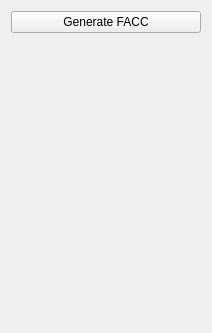
Qt form src/QOrthodonticsGingivalLineGenerateControllerWidget.ui (wuzhuobin/Orthodontics) before a commit.
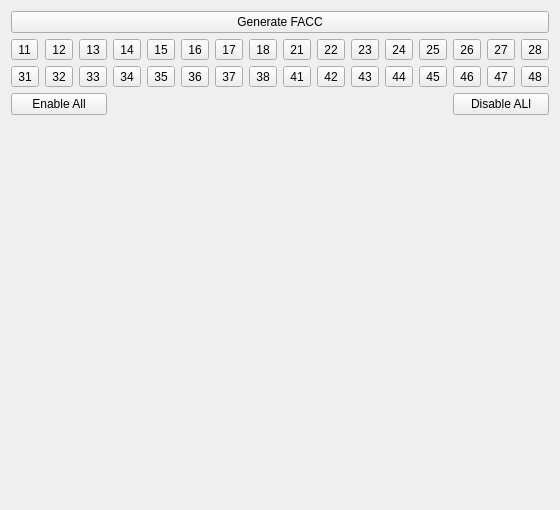
The same form after that commit.

Commit message: Add FACC seed widget

```diff
--- a/src/QOrthodonticsGingivalLineGenerateControllerWidget.ui
+++ b/src/QOrthodonticsGingivalLineGenerateControllerWidget.ui
@@ -6,8 +6,8 @@
    <rect>
     <x>0</x>
     <y>0</y>
-    <width>212</width>
-    <height>333</height>
+    <width>426</width>
+    <height>510</height>
    </rect>
   </property>
   <property name="windowTitle">
@@ -24,6 +24,440 @@
      </property>
     </widget>
    </item>
+   <item>
+    <layout class="QGridLayout" name="gridLayout">
+     <item row="1" column="0">
+      <widget class="QToolButton" name="toolButtonFACC31">
+       <property name="enabled">
+        <bool>true</bool>
+       </property>
+       <property name="text">
+        <string>31</string>
+       </property>
+       <property name="checkable">
+        <bool>true</bool>
+       </property>
+      </widget>
+     </item>
+     <item row="0" column="15">
+      <widget class="QToolButton" name="toolButtonFACC28">
+       <property name="enabled">
+        <bool>true</bool>
+       </property>
+       <property name="text">
+        <string>28</string>
+       </property>
+       <property name="checkable">
+        <bool>true</bool>
+       </property>
+      </widget>
+     </item>
+     <item row="0" column="14">
+      <widget class="QToolButton" name="toolButtonFACC27">
+       <property name="enabled">
+        <bool>true</bool>
+       </property>
+       <property name="text">
+        <string>27</string>
+       </property>
+       <property name="checkable">
+        <bool>true</bool>
+       </property>
+      </widget>
+     </item>
+     <item row="1" column="4">
+      <widget class="QToolButton" name="toolButtonFACC35">
+       <property name="enabled">
+        <bool>true</bool>
+       </property>
+       <property name="text">
+        <string>35</string>
+       </property>
+       <property name="checkable">
+        <bool>true</bool>
+       </property>
+      </widget>
+     </item>
+     <item row="1" column="9">
+      <widget class="QToolButton" name="toolButtonFACC42">
+       <property name="enabled">
+        <bool>true</bool>
+       </property>
+       <property name="text">
+        <string>42</string>
+       </property>
+       <property name="checkable">
+        <bool>true</bool>
+       </property>
+      </widget>
+     </item>
+     <item row="0" column="1">
+      <widget class="QToolButton" name="toolButtonFACC12">
+       <property name="enabled">
+        <bool>true</bool>
+       </property>
+       <property name="text">
+        <string>12</string>
+       </property>
+       <property name="checkable">
+        <bool>true</bool>
+       </property>
+      </widget>
+     </item>
+     <item row="1" column="12">
+      <widget class="QToolButton" name="toolButtonFACC45">
+       <property name="enabled">
+        <bool>true</bool>
+       </property>
+       <property name="text">
+        <string>45</string>
+       </property>
+       <property name="checkable">
+        <bool>true</bool>
+       </property>
+      </widget>
+     </item>
+     <item row="0" column="0">
+      <widget class="QToolButton" name="toolButtonFACC11">
+       <property name="enabled">
+        <bool>true</bool>
+       </property>
+       <property name="text">
+        <string>11</string>
+       </property>
+       <property name="checkable">
+        <bool>true</bool>
+       </property>
+      </widget>
+     </item>
+     <item row="0" column="2">
+      <widget class="QToolButton" name="toolButtonFACC13">
+       <property name="enabled">
+        <bool>true</bool>
+       </property>
+       <property name="text">
+        <string>13</string>
+       </property>
+       <property name="checkable">
+        <bool>true</bool>
+       </property>
+      </widget>
+     </item>
+     <item row="0" column="12">
+      <widget class="QToolButton" name="toolButtonFACC25">
+       <property name="enabled">
+        <bool>true</bool>
+       </property>
+       <property name="text">
+        <string>25</string>
+       </property>
+       <property name="checkable">
+        <bool>true</bool>
+       </property>
+      </widget>
+     </item>
+     <item row="1" column="5">
+      <widget class="QToolButton" name="toolButtonFACC36">
+       <property name="enabled">
+        <bool>true</bool>
+       </property>
+       <property name="text">
+        <string>36</string>
+       </property>
+       <property name="checkable">
+        <bool>true</bool>
+       </property>
+      </widget>
+     </item>
+     <item row="1" column="14">
+      <widget class="QToolButton" name="toolButtonFACC47">
+       <property name="enabled">
+        <bool>true</bool>
+       </property>
+       <property name="text">
+        <string>47</string>
+       </property>
+       <property name="checkable">
+        <bool>true</bool>
+       </property>
+      </widget>
+     </item>
+     <item row="0" column="8">
+      <widget class="QToolButton" name="toolButtonFACC21">
+       <property name="enabled">
+        <bool>true</bool>
+       </property>
+       <property name="text">
+        <string>21</string>
+       </property>
+       <property name="checkable">
+        <bool>true</bool>
+       </property>
+      </widget>
+     </item>
+     <item row="2" column="0" colspan="3">
+      <widget class="QPushButton" name="pushButtonEnableAll">
+       <property name="text">
+        <string>Enable All</string>
+       </property>
+      </widget>
+     </item>
+     <item row="0" column="5">
+      <widget class="QToolButton" name="toolButtonFACC16">
+       <property name="enabled">
+        <bool>true</bool>
+       </property>
+       <property name="text">
+        <string>16</string>
+       </property>
+       <property name="checkable">
+        <bool>true</bool>
+       </property>
+      </widget>
+     </item>
+     <item row="0" column="11">
+      <widget class="QToolButton" name="toolButtonFACC24">
+       <property name="enabled">
+        <bool>true</bool>
+       </property>
+       <property name="text">
+        <string>24</string>
+       </property>
+       <property name="checkable">
+        <bool>true</bool>
+       </property>
+      </widget>
+     </item>
+     <item row="1" column="10">
+      <widget class="QToolButton" name="toolButtonFACC43">
+       <property name="enabled">
+        <bool>true</bool>
+       </property>
+       <property name="text">
+        <string>43</string>
+       </property>
+       <property name="checkable">
+        <bool>true</bool>
+       </property>
+      </widget>
+     </item>
+     <item row="2" column="13" colspan="3">
+      <widget class="QPushButton" name="pushButtonDisableAll">
+       <property name="text">
+        <string>Disable ALl</string>
+       </property>
+      </widget>
+     </item>
+     <item row="0" column="9">
+      <widget class="QToolButton" name="toolButtonFACC22">
+       <property name="enabled">
+        <bool>true</bool>
+       </property>
+       <property name="text">
+        <string>22</string>
+       </property>
+       <property name="checkable">
+        <bool>true</bool>
+       </property>
+      </widget>
+     </item>
+     <item row="0" column="6">
+      <widget class="QToolButton" name="toolButtonFACC17">
+       <property name="enabled">
+        <bool>true</bool>
+       </property>
+       <property name="text">
+        <string>17</string>
+       </property>
+       <property name="checkable">
+        <bool>true</bool>
+       </property>
+      </widget>
+     </item>
+     <item row="0" column="13">
+      <widget class="QToolButton" name="toolButtonFACC26">
+       <property name="enabled">
+        <bool>true</bool>
+       </property>
+       <property name="text">
+        <string>26</string>
+       </property>
+       <property name="checkable">
+        <bool>true</bool>
+       </property>
+      </widget>
+     </item>
+     <item row="0" column="3">
+      <widget class="QToolButton" name="toolButtonFACC14">
+       <property name="enabled">
+        <bool>true</bool>
+       </property>
+       <property name="text">
+        <string>14</string>
+       </property>
+       <property name="checkable">
+        <bool>true</bool>
+       </property>
+      </widget>
+     </item>
+     <item row="1" column="7">
+      <widget class="QToolButton" name="toolButtonFACC38">
+       <property name="enabled">
+        <bool>true</bool>
+       </property>
+       <property name="text">
+        <string>38</string>
+       </property>
+       <property name="checkable">
+        <bool>true</bool>
+       </property>
+      </widget>
+     </item>
+     <item row="1" column="2">
+      <widget class="QToolButton" name="toolButtonFACC33">
+       <property name="enabled">
+        <bool>true</bool>
+       </property>
+       <property name="text">
+        <string>33</string>
+       </property>
+       <property name="checkable">
+        <bool>true</bool>
+       </property>
+      </widget>
+     </item>
+     <item row="1" column="8">
+      <widget class="QToolButton" name="toolButtonFACC41">
+       <property name="enabled">
+        <bool>true</bool>
+       </property>
+       <property name="text">
+        <string>41</string>
+       </property>
+       <property name="checkable">
+        <bool>true</bool>
+       </property>
+      </widget>
+     </item>
+     <item row="0" column="10">
+      <widget class="QToolButton" name="toolButtonFACC23">
+       <property name="enabled">
+        <bool>true</bool>
+       </property>
+       <property name="text">
+        <string>23</string>
+       </property>
+       <property name="checkable">
+        <bool>true</bool>
+       </property>
+      </widget>
+     </item>
+     <item row="1" column="15">
+      <widget class="QToolButton" name="toolButtonFACC48">
+       <property name="enabled">
+        <bool>true</bool>
+       </property>
+       <property name="text">
+        <string>48</string>
+       </property>
+       <property name="checkable">
+        <bool>true</bool>
+       </property>
+      </widget>
+     </item>
+     <item row="0" column="4">
+      <widget class="QToolButton" name="toolButtonFACC15">
+       <property name="enabled">
+        <bool>true</bool>
+       </property>
+       <property name="text">
+        <string>15</string>
+       </property>
+       <property name="checkable">
+        <bool>true</bool>
+       </property>
+      </widget>
+     </item>
+     <item row="1" column="3">
+      <widget class="QToolButton" name="toolButtonFACC34">
+       <property name="enabled">
+        <bool>true</bool>
+       </property>
+       <property name="text">
+        <string>34</string>
+       </property>
+       <property name="checkable">
+        <bool>true</bool>
+       </property>
+      </widget>
+     </item>
+     <item row="1" column="13">
+      <widget class="QToolButton" name="toolButtonFACC46">
+       <property name="enabled">
+        <bool>true</bool>
+       </property>
+       <property name="text">
+        <string>46</string>
+       </property>
+       <property name="checkable">
+        <bool>true</bool>
+       </property>
+      </widget>
+     </item>
+     <item row="1" column="11">
+      <widget class="QToolButton" name="toolButtonFACC44">
+       <property name="enabled">
+        <bool>true</bool>
+       </property>
+       <property name="text">
+        <string>44</string>
+       </property>
+       <property name="checkable">
+        <bool>true</bool>
+       </property>
+      </widget>
+     </item>
+     <item row="0" column="7">
+      <widget class="QToolButton" name="toolButtonFACC18">
+       <property name="enabled">
+        <bool>true</bool>
+       </property>
+       <property name="text">
+        <string>18</string>
+       </property>
+       <property name="checkable">
+        <bool>true</bool>
+       </property>
+      </widget>
+     </item>
+     <item row="1" column="1">
+      <widget class="QToolButton" name="toolButtonFACC32">
+       <property name="enabled">
+        <bool>true</bool>
+       </property>
+       <property name="text">
+        <string>32</string>
+       </property>
+       <property name="checkable">
+        <bool>true</bool>
+       </property>
+      </widget>
+     </item>
+     <item row="1" column="6">
+      <widget class="QToolButton" name="toolButtonFACC37">
+       <property name="enabled">
+        <bool>true</bool>
+       </property>
+       <property name="text">
+        <string>37</string>
+       </property>
+       <property name="checkable">
+        <bool>true</bool>
+       </property>
+      </widget>
+     </item>
+    </layout>
+   </item>
    <item>
     <spacer name="verticalSpacer">
      <property name="orientation">
```
The commit also changes 4 other files.
